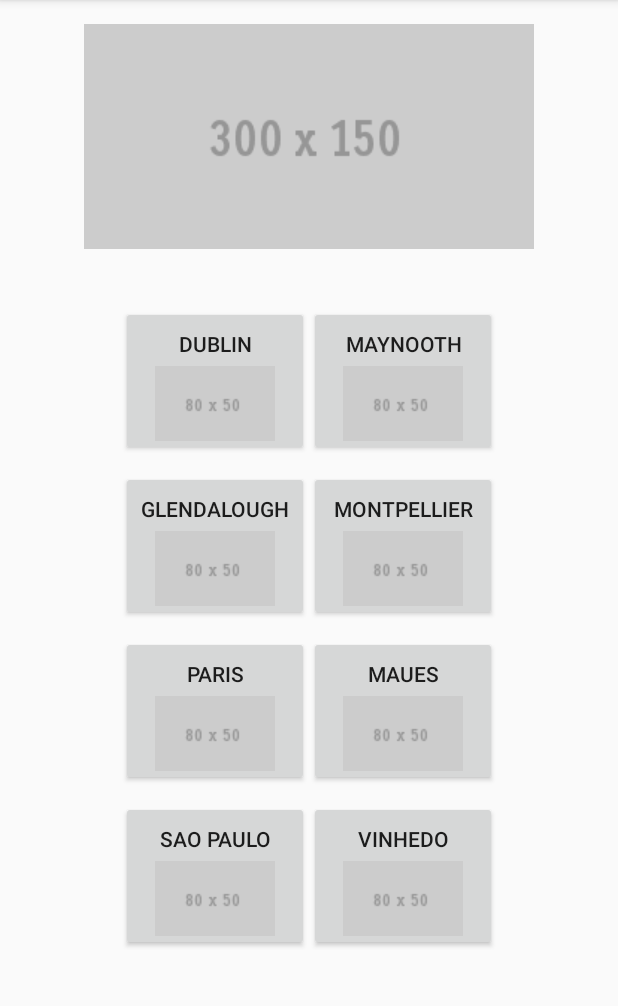
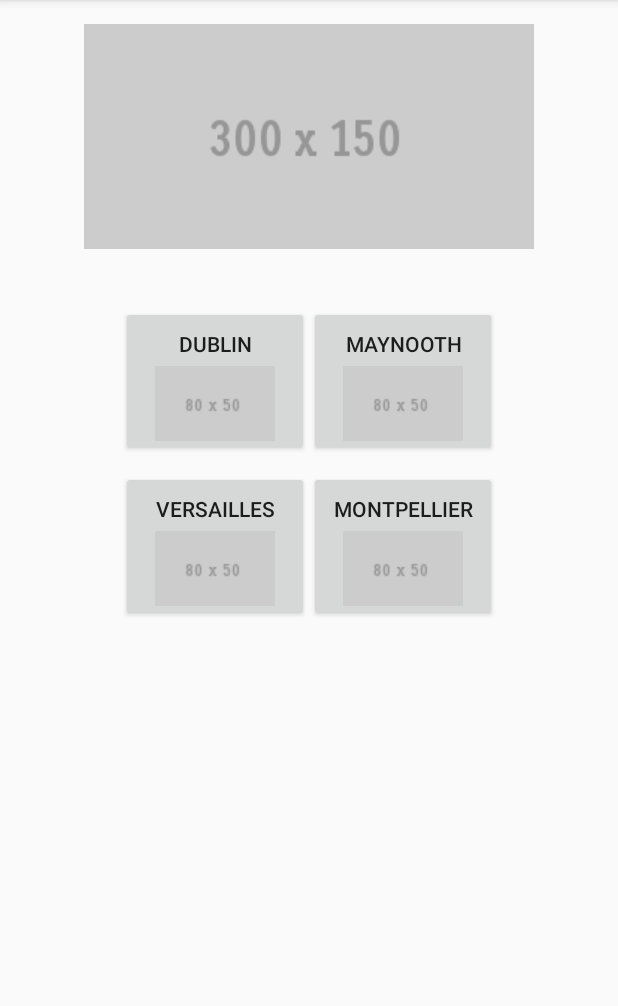
Before and after one commit to Videl/Curiosity-Project, an Android app: the MainActivity screen opened directly, with no data from a screen before it, on a phone screen of 412 x 824 dp, the part 84-1090 px from its top. Run offline under Robolectric (Android 15) with nearby library versions, the phone set to English and light mode, and no system bars.

```diff
--- a/CuriosityApplication/app/src/main/res/layout/activity_main.xml
+++ b/CuriosityApplication/app/src/main/res/layout/activity_main.xml
@@ -64,7 +64,7 @@
                 android:layout_height="@dimen/card_home_height"
                 android:layout_marginBottom="10dp"
                 android:drawableBottom="@drawable/sub_image"
-                android:text="Glendalough" />
+                android:text="Versailles" />
 
             <Button
                 android:id="@+id/button_right_two"
@@ -76,53 +76,5 @@
 
         </LinearLayout>
 
-
-        <LinearLayout
-            android:layout_width="match_parent"
-            android:layout_height="wrap_content" >
-
-            <Button
-                android:id="@+id/button_right3"
-                android:layout_width="@dimen/card_home_width"
-                android:layout_height="@dimen/card_home_height"
-                android:layout_marginBottom="10dp"
-                android:drawableBottom="@drawable/sub_image"
-                android:text="Paris" />
-
-            <Button
-                android:id="@+id/button_right_two4"
-                android:layout_width="@dimen/card_home_width"
-                android:layout_height="@dimen/card_home_height"
-                android:layout_marginBottom="10dp"
-                android:drawableBottom="@drawable/sub_image"
-                android:text="Maues" />
-
-        </LinearLayout>
-
-
-        <LinearLayout
-            android:layout_width="match_parent"
-            android:layout_height="wrap_content" >
-
-            <Button
-                android:id="@+id/button_right5"
-                android:layout_width="@dimen/card_home_width"
-                android:layout_height="@dimen/card_home_height"
-                android:layout_marginBottom="10dp"
-                android:drawableBottom="@drawable/sub_image"
-                android:text="Sao Paulo" />
-
-            <Button
-                android:id="@+id/button_right_two6"
-                android:layout_width="@dimen/card_home_width"
-                android:layout_height="@dimen/card_home_height"
-                android:layout_marginBottom="10dp"
-                android:drawableBottom="@drawable/sub_image"
-                android:text="Vinhedo" />
-
-        </LinearLayout>
-
-
-
     </LinearLayout>
 </RelativeLayout>
--- a/CuriosityApplication/app/src/main/res/xml/pref_general.xml
+++ b/CuriosityApplication/app/src/main/res/xml/pref_general.xml
@@ -4,7 +4,7 @@
     <ListPreference
         android:key="general_language_dialog"
         android:title="@string/pref_general_language"
-        android:defaultValue="-1"
+        android:defaultValue="en"
         android:entries="@array/pref_general_language_dialog_list_titles"
         android:entryValues="@array/pref_general_language_dialog_list_values"
         android:negativeButtonText="@null"
```
Also changed, not shown: CuriosityApplication/app/src/main/java/org/fslhome/videl/curiosityapplication/CuriositiesActivity.java (+8 -2 lines), CuriosityApplication/app/src/main/java/org/fslhome/videl/curiosityapplication/MainActivity.java (+19 -9 lines), CuriosityApplication/app/src/main/java/org/fslhome/videl/curiosityapplication/SettingsActivity.java (+17 -22 lines), CuriosityApplication/app/src/main/res/values/strings_activity_settings.xml (+3 -5 lines).
